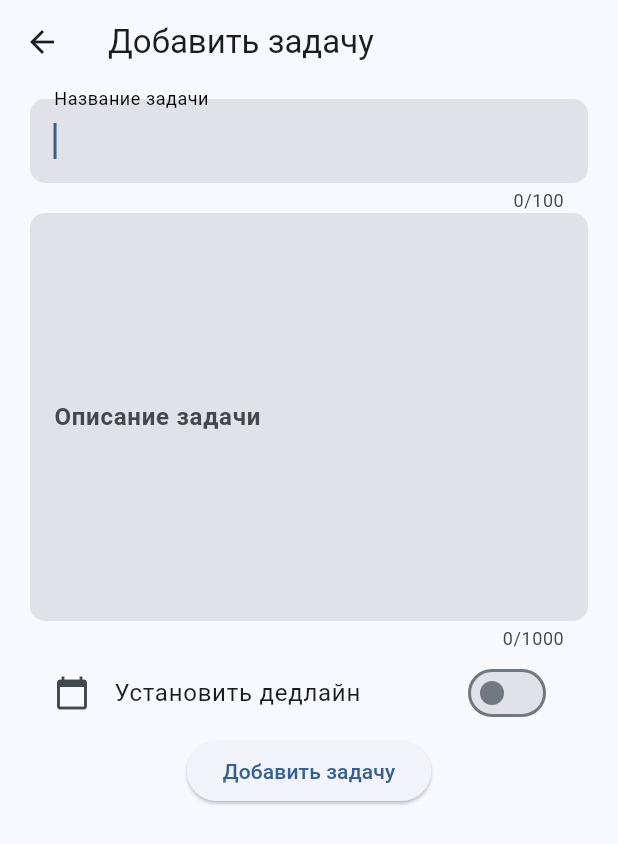
After one commit to leksidev/flutter_todo_app, a Flutter app: the AddTask screen opened directly, on a phone screen of 412 x 824 dp. The commit adds this screen. Shown: the top 844 px of the screen. Run offline on Flutter 3.47's test engine with Material 3 defaults, Android fonts, the phone set to English and light mode, and no system bars; our stand-ins replace auto_route, flutter_riverpod.

Commit message:
feat: add creating task screen

```diff
--- /dev/null
+++ b/lib/src/features/main_panel/presentation/screens/add_task.dart
@@ -0,0 +1,58 @@
+import 'package:auto_route/auto_route.dart';
+import 'package:flutter/material.dart';
+import 'package:flutter_riverpod/flutter_riverpod.dart';
+import 'package:flutter_todo_app/src/features/main_panel/presentation/states/add_task_providers.dart';
+import 'package:flutter_todo_app/src/features/main_panel/presentation/widgets/deadline_datetime_picker.dart';
+import 'package:flutter_todo_app/src/features/main_panel/presentation/widgets/task_text_field.dart';
+
+@RoutePage(name: 'AddTaskRoute')
+class AddTask extends ConsumerWidget {
+  const AddTask({super.key});
+
+  @override
+  Widget build(BuildContext context, WidgetRef ref) {
+    final deadlineTime = ref.watch(deadlineTimeProvider);
+
+    return Scaffold(
+      resizeToAvoidBottomInset: false,
+      appBar: AppBar(
+        title: const Text('Добавить задачу'),
+      ),
+      body: SingleChildScrollView(
+        child: Padding(
+          padding: const EdgeInsets.symmetric(horizontal: 20.0, vertical: 10.0),
+          child: Column(
+            mainAxisSize: MainAxisSize.min,
+            children: [
+              const TaskTextField(
+                flex: 1,
+                labelText: 'Название задачи',
+                authofocus: true,
+              ),
+              deadlineTime != null
+                  ? Text(deadlineTime.toString())
+                  : Container(),
+              const TaskTextField(
+                flex: 4,
+                maxLength: 1000,
+                maxLines: 10,
+                labelText: 'Описание задачи',
+                authofocus: false,
+              ),
+              const DeadlineDateTimePicker(),
+              Row(
+                mainAxisAlignment: MainAxisAlignment.spaceAround,
+                children: [
+                  ElevatedButton(
+                    onPressed: () {},
+                    child: const Text('Добавить задачу'),
+                  ),
+                ],
+              )
+            ],
+          ),
+        ),
+      ),
+    );
+  }
+}
--- /dev/null
+++ b/lib/src/features/main_panel/presentation/states/add_task_providers.dart
@@ -0,0 +1,5 @@
+import 'package:flutter_riverpod/flutter_riverpod.dart';
+
+final deadlineSwitcherProvider = StateProvider<bool>((ref) => false);
+final deadlineTimeProvider = StateProvider<DateTime?>((ref) => null);
+final deadlineTimeErrorProvider = StateProvider<String?>((ref) => null);
--- /dev/null
+++ b/lib/src/features/main_panel/presentation/widgets/deadline_datetime_picker.dart
@@ -0,0 +1,84 @@
+import 'package:flutter/material.dart';
+import 'package:flutter_riverpod/flutter_riverpod.dart';
+import 'package:flutter_todo_app/src/features/main_panel/presentation/states/add_task_providers.dart';
+import 'package:flutter_todo_app/src/utils/talker_provider.dart';
+
+class DeadlineDateTimePicker extends ConsumerWidget {
+  const DeadlineDateTimePicker({
+    super.key,
+  });
+
+  @override
+  Widget build(BuildContext context, WidgetRef ref) {
+    final switchValue = ref.watch(deadlineSwitcherProvider);
+    return Row(
+      mainAxisAlignment: MainAxisAlignment.spaceAround,
+      children: [
+        Expanded(
+          child: ListTile(
+            leading: const Icon(Icons.calendar_today),
+            title: const Text('Установить дедлайн'),
+            trailing: Switch.adaptive(
+              value: switchValue,
+              onChanged: (newValue) async {
+                ref.read(deadlineSwitcherProvider.notifier).state = newValue;
+                if (newValue) {
+                  // Сохраняем контекст
+                  BuildContext dialogContext = context;
+                  DateTime today = DateTime.now();
+
+                  try {
+                    // Отображаем диалог выбора даты
+
+                    DateTime? selectedDate = await showDatePicker(
+                      context: dialogContext,
+                      initialDate: DateTime.now(),
+                      firstDate: DateTime(today.year, today.month, today.day),
+                      lastDate: DateTime(2100),
+                    );
+                    if (selectedDate == null) {
+                      ref.watch(deadlineSwitcherProvider.notifier).state =
+                          false;
+                      throw 'Не выбрана дата';
+                    }
+                    // Обновляем состояние с выбранной датой
+                    ref.watch(deadlineTimeProvider.notifier).state = DateTime(
+                      selectedDate.year,
+                      selectedDate.month,
+                      selectedDate.day,
+                    );
+                    // Отображаем диалог выбора времени
+                    TimeOfDay? selectedTime = await showTimePicker(
+                      // ignore: use_build_context_synchronously
+                      context: dialogContext,
+                      initialTime: TimeOfDay.now(),
+                    );
+
+                    if (selectedTime == null) {
+                      ref.watch(deadlineSwitcherProvider.notifier).state =
+                          false;
+                      ref.watch(deadlineTimeProvider.notifier).state = null;
+                      throw 'Не выбрано время';
+                    }
+
+                    ref.watch(deadlineTimeProvider.notifier).state = DateTime(
+                      selectedDate.year,
+                      selectedDate.month,
+                      selectedDate.day,
+                      selectedTime.hour,
+                      selectedTime.minute,
+                    );
+                  } catch (e) {
+                    ref.watch(deadlineSwitcherProvider.notifier).state = false;
+                    ref.watch(deadlineTimeProvider.notifier).state = null;
+                    talker.error(e.toString());
+                  }
+                }
+              },
+            ),
+          ),
+        ),
+      ],
+    );
+  }
+}
--- /dev/null
+++ b/lib/src/features/main_panel/presentation/widgets/task_text_field.dart
@@ -0,0 +1,49 @@
+import 'package:flutter/material.dart';
+
+class TaskTextField extends StatelessWidget {
+  final int flex;
+  final int maxLength;
+  final int maxLines;
+  final String labelText;
+  final bool authofocus;
+
+  const TaskTextField({
+    super.key,
+    required this.flex,
+    this.maxLength = 100,
+    this.maxLines = 1,
+    required this.labelText,
+    required this.authofocus,
+  });
+
+  @override
+  Widget build(BuildContext context) {
+    return Row(
+      mainAxisAlignment: MainAxisAlignment.spaceAround,
+      children: [
+        Expanded(
+          flex: 1,
+          child: TextField(
+            autofocus: true,
+            maxLength: maxLength,
+            maxLines: maxLines,
+            decoration: InputDecoration(
+              filled: true,
+              labelText: labelText,
+              floatingLabelStyle: TextStyle(
+                color: Theme.of(context).shadowColor,
+              ),
+              labelStyle: const TextStyle(
+                fontWeight: FontWeight.bold,
+              ),
+              border: OutlineInputBorder(
+                borderSide: BorderSide.none,
+                borderRadius: BorderRadius.circular(10.0),
+              ),
+            ),
+          ),
+        )
+      ],
+    );
+  }
+}
--- a/lib/src/routing/router.dart
+++ b/lib/src/routing/router.dart
@@ -2,6 +2,8 @@ import 'package:auto_route/auto_route.dart';
 
 import 'package:flutter_todo_app/src/features/auth/presentation/screens/login_screen.dart';
 import 'package:flutter_todo_app/src/features/auth/presentation/screens/register_screen.dart';
+import 'package:flutter_todo_app/src/features/main_panel/presentation/screens/get_projects_list.dart';
+import 'package:flutter_todo_app/src/features/main_panel/presentation/screens/add_task.dart';
 
 part 'router.gr.dart';
 
```
